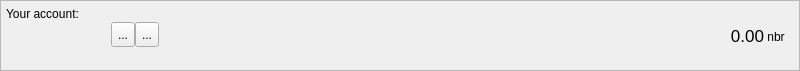
Old version of the form src/gui/ui/accountframe.ui in the repository uaicoin/niobio-wallet.
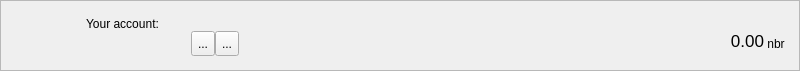
New version of the form. Icons and pictures are not drawn.

Commit message: some header enhancement

```diff
--- a/src/gui/ui/accountframe.ui
+++ b/src/gui/ui/accountframe.ui
@@ -47,6 +47,44 @@
    <property name="bottomMargin">
     <number>0</number>
    </property>
+   <item>
+    <widget class="QLabel" name="label_3">
+     <property name="minimumSize">
+      <size>
+       <width>70</width>
+       <height>70</height>
+      </size>
+     </property>
+     <property name="maximumSize">
+      <size>
+       <width>70</width>
+       <height>70</height>
+      </size>
+     </property>
+     <property name="text">
+      <string/>
+     </property>
+     <property name="pixmap">
+      <pixmap>:/images/logo.png</pixmap>
+     </property>
+    </widget>
+   </item>
+   <item>
+    <spacer name="horizontalSpacer_3">
+     <property name="orientation">
+      <enum>Qt::Horizontal</enum>
+     </property>
+     <property name="sizeType">
+      <enum>QSizePolicy::Fixed</enum>
+     </property>
+     <property name="sizeHint" stdset="0">
+      <size>
+       <width>10</width>
+       <height>20</height>
+      </size>
+     </property>
+    </spacer>
+   </item>
    <item>
     <layout class="QVBoxLayout" name="verticalLayout_3">
      <property name="spacing">
@@ -58,6 +96,22 @@
      <property name="rightMargin">
       <number>0</number>
      </property>
+     <item>
+      <spacer name="verticalSpacer">
+       <property name="orientation">
+        <enum>Qt::Vertical</enum>
+       </property>
+       <property name="sizeType">
+        <enum>QSizePolicy::Fixed</enum>
+       </property>
+       <property name="sizeHint" stdset="0">
+        <size>
+         <width>20</width>
+         <height>10</height>
+        </size>
+       </property>
+      </spacer>
+     </item>
      <item>
       <widget class="QLabel" name="label">
        <property name="minimumSize">
```
Left out of the diff: 40 changed lines with no effect on the pictures. The commit also changes 2 other files.
